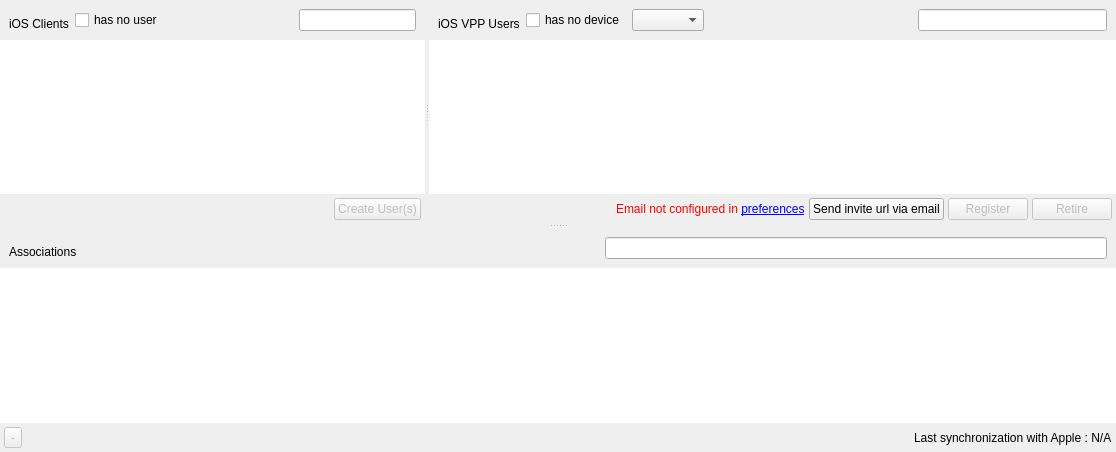
First picture: the form in FWAdminLib/vppv2/VPPv2UsersDlg.ui, repository fw-dev/translations, before the edit.
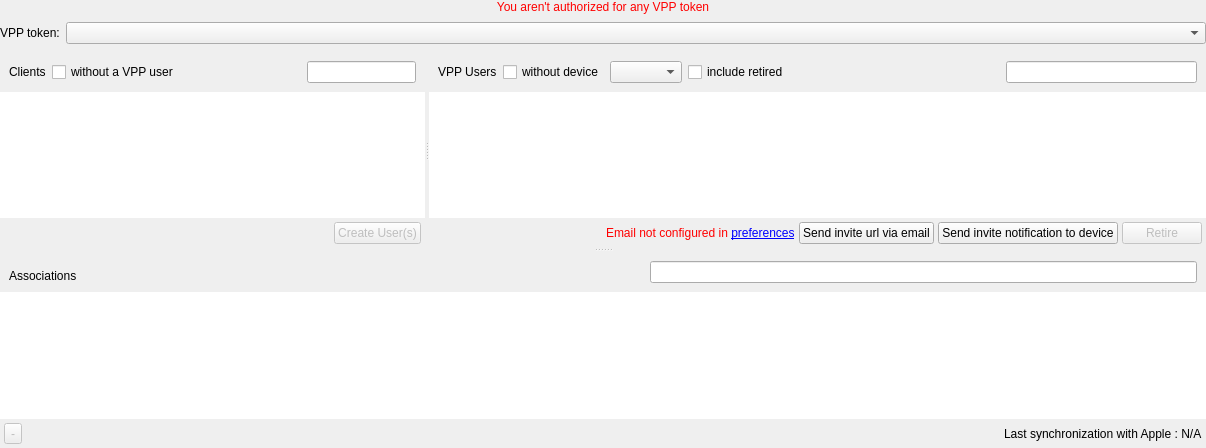
Second picture: the form after the edit. Custom widgets are drawn as their Qt base class.

```diff
--- a/FWAdminLib/vppv2/VPPv2UsersDlg.ui
+++ b/FWAdminLib/vppv2/VPPv2UsersDlg.ui
@@ -6,17 +6,80 @@
    <rect>
     <x>0</x>
     <y>0</y>
-    <width>1116</width>
-    <height>452</height>
+    <width>1206</width>
+    <height>448</height>
    </rect>
   </property>
   <property name="windowTitle">
    <string>VPP User Management</string>
   </property>
-  <layout class="QHBoxLayout" name="horizontalLayout">
-   <property name="margin">
+  <layout class="QVBoxLayout" name="verticalLayout">
+   <property name="spacing">
     <number>0</number>
    </property>
+   <property name="leftMargin">
+    <number>0</number>
+   </property>
+   <property name="topMargin">
+    <number>0</number>
+   </property>
+   <property name="rightMargin">
+    <number>0</number>
+   </property>
+   <property name="bottomMargin">
+    <number>0</number>
+   </property>
+   <item>
+    <widget class="QLabel" name="notAuthorizedLabel">
+     <property name="enabled">
+      <bool>false</bool>
+     </property>
+     <property name="styleSheet">
+      <string notr="true">color: red</string>
+     </property>
+     <property name="text">
+      <string>You aren't authorized for any VPP token</string>
+     </property>
+     <property name="alignment">
+      <set>Qt::AlignCenter</set>
+     </property>
+    </widget>
+   </item>
+   <item>
+    <widget class="QWidget" name="VPPMainWidget" native="true">
+     <layout class="QFormLayout" name="formLayout">
+      <property name="leftMargin">
+       <number>0</number>
+      </property>
+      <property name="topMargin">
+       <number>8</number>
+      </property>
+      <property name="rightMargin">
+       <number>0</number>
+      </property>
+      <property name="bottomMargin">
+       <number>8</number>
+      </property>
+      <item row="0" column="0">
+       <widget class="QLabel" name="label_2">
+        <property name="text">
+         <string>VPP token:</string>
+        </property>
+       </widget>
+      </item>
+      <item row="0" column="1">
+       <widget class="QComboBox" name="currentVPPToken">
+        <property name="minimumSize">
+         <size>
+          <width>200</width>
+          <height>0</height>
+         </size>
+        </property>
+       </widget>
+      </item>
+     </layout>
+    </widget>
+   </item>
    <item>
     <widget class="PrettySplitter" name="splitter_2">
      <property name="orientation">
@@ -40,17 +103,17 @@
            <item>
             <widget class="QLabel" name="clientsLabel">
              <property name="text">
-              <string>iOS Clients</string>
+              <string>Clients</string>
              </property>
              <property name="alignment">
-              <set>Qt::AlignBottom|Qt::AlignLeading|Qt::AlignLeft</set>
+              <set>Qt::AlignLeading|Qt::AlignLeft|Qt::AlignVCenter</set>
              </property>
             </widget>
            </item>
            <item>
             <widget class="QCheckBox" name="clientsNotAssociatedFilter">
              <property name="text">
-              <string>has no user</string>
+              <string>without a VPP user</string>
              </property>
             </widget>
            </item>
@@ -150,23 +213,30 @@
            <item>
             <widget class="QLabel" name="usersLbl">
              <property name="text">
-              <string>iOS VPP Users</string>
+              <string>VPP Users</string>
              </property>
              <property name="alignment">
-              <set>Qt::AlignBottom|Qt::AlignLeading|Qt::AlignLeft</set>
+              <set>Qt::AlignLeading|Qt::AlignLeft|Qt::AlignVCenter</set>
              </property>
             </widget>
            </item>
            <item>
             <widget class="QCheckBox" name="usersNotAssociatedFilter">
              <property name="text">
-              <string>has no device</string>
+              <string>without device</string>
              </property>
             </widget>
            </item>
            <item>
             <widget class="QComboBox" name="vppUserType"/>
            </item>
+           <item>
+            <widget class="QCheckBox" name="vppIncludeRetired">
+             <property name="text">
+              <string>include retired</string>
+             </property>
+            </widget>
+           </item>
            <item>
             <spacer name="horizontalSpacer_12">
              <property name="orientation">
@@ -296,12 +366,9 @@
            </widget>
           </item>
           <item>
-           <widget class="QPushButton" name="registerButton">
-            <property name="enabled">
-             <bool>false</bool>
-            </property>
+           <widget class="QPushButton" name="sendInviteToDevice">
             <property name="text">
-             <string>Register</string>
+             <string>Send invite notification to device</string>
             </property>
            </widget>
           </item>
@@ -433,12 +500,7 @@
  </widget>
  <customwidgets>
   <customwidget>
-   <class>SearchLineEdit</class>
-   <extends>QLineEdit</extends>
-   <header>FileWaveGuiLib/searchlineedit/searchlineedit.h</header>
-  </customwidget>
-  <customwidget>
-   <class>ViewSearchHeader</class>
+   <class>CircularProgressIndicator</class>
    <extends>QWidget</extends>
    <header>FWAdminLib/ViewSearchHeader.h</header>
    <container>1</container>
@@ -448,18 +510,23 @@
    <extends>QTreeView</extends>
    <header>FileWaveGuiLib/styledviews/styledtreeview.h</header>
   </customwidget>
-  <customwidget>
-   <class>CircularProgressIndicator</class>
-   <extends>QWidget</extends>
-   <header>FileWaveGuiLib/circularprogressindicator.h</header>
-   <container>1</container>
-  </customwidget>
   <customwidget>
    <class>PrettySplitter</class>
    <extends>QSplitter</extends>
    <header>FileWaveGuiLib/prettysplitter/prettysplitter.h</header>
    <container>1</container>
   </customwidget>
+  <customwidget>
+   <class>SearchLineEdit</class>
+   <extends>QLineEdit</extends>
+   <header>FileWaveGuiLib/searchlineedit/searchlineedit.h</header>
+  </customwidget>
+  <customwidget>
+   <class>ViewSearchHeader</class>
+   <extends>QWidget</extends>
+   <header>FWAdminLib/ViewSearchHeader.h</header>
+   <container>1</container>
+  </customwidget>
  </customwidgets>
  <resources/>
  <connections/>
```
Left out of the diff: 68 changed lines with no effect on the pictures.
